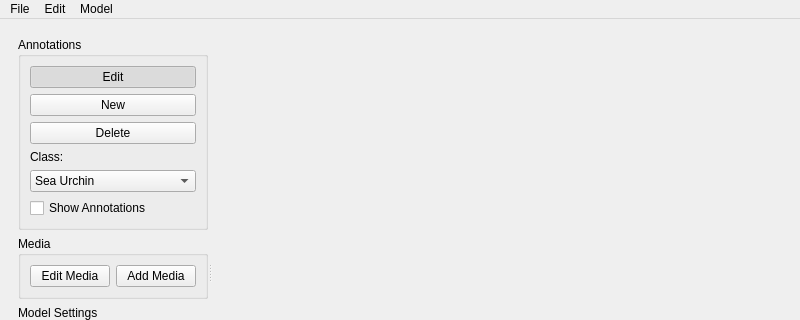
This is src/core/mainwindow.ui in OceanEye-Project/OceanEye-QT as Qt 5 draws it before an edit; both pictures show x 0 to 800 and y 0 to 320 of the 800 by 790 pixel window. The edited form follows.
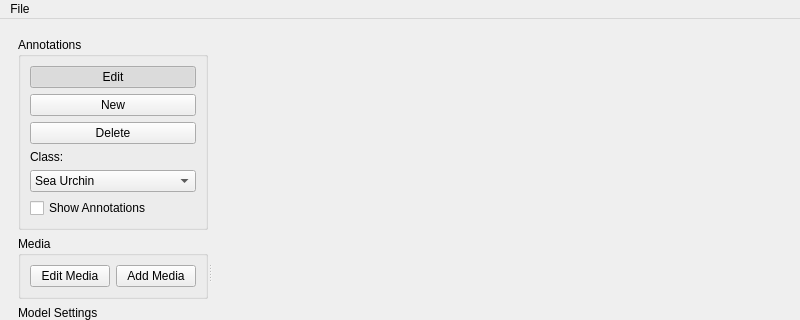
This is the edited form.

Diff of the .ui file:
```diff
--- a/src/core/mainwindow.ui
+++ b/src/core/mainwindow.ui
@@ -402,7 +402,7 @@
      <x>0</x>
      <y>0</y>
      <width>800</width>
-     <height>24</height>
+     <height>21</height>
     </rect>
    </property>
    <widget class="QMenu" name="menuOceanEye">
@@ -414,20 +414,7 @@
     <addaction name="actionExport"/>
     <addaction name="actionEditMedia"/>
    </widget>
-   <widget class="QMenu" name="menuEdit">
-    <property name="title">
-     <string>Edit</string>
-    </property>
-   </widget>
-   <widget class="QMenu" name="menuModel">
-    <property name="title">
-     <string>Model</string>
-    </property>
-    <addaction name="actionLoad_Model"/>
-   </widget>
    <addaction name="menuOceanEye"/>
-   <addaction name="menuEdit"/>
-   <addaction name="menuModel"/>
   </widget>
   <action name="actionNew_Project">
    <property name="text">
```
Left out of the diff: 2 changed lines with no effect on the pictures.
